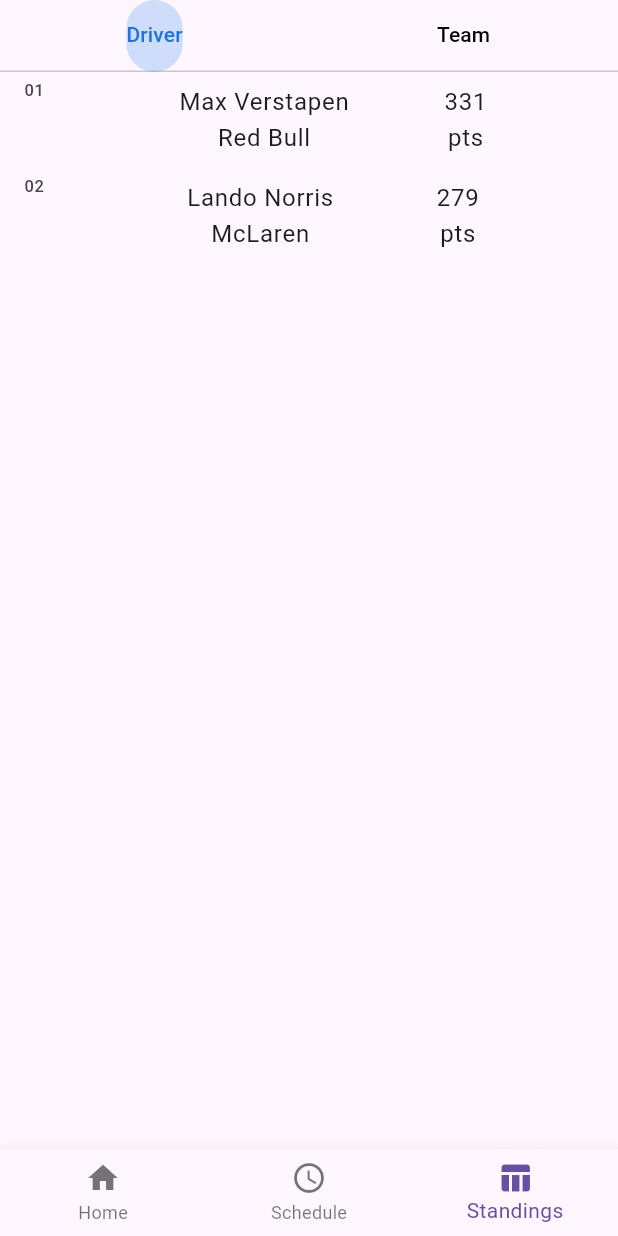
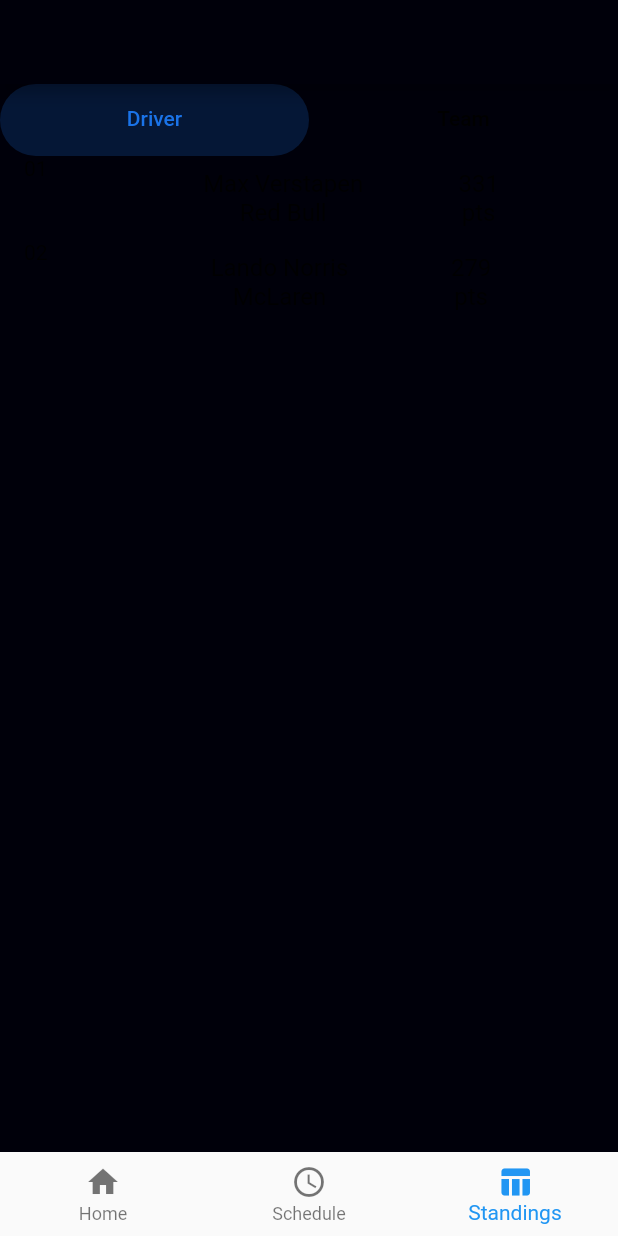
Before and after one commit to Rakshit-Attri/pit_stop, a Flutter app: the screen it shows after launch, item 3 of the bottom bar chosen, on a phone screen of 412 x 824 dp. Run offline on Flutter 3.47's test engine with Material 3 defaults, Android fonts, the phone set to English and light mode, and no system bars.

Commit message:
minor changes

```diff
--- a/lib/main.dart
+++ b/lib/main.dart
@@ -1,21 +1,33 @@
+
+
 import 'package:flutter/material.dart';
-import 'package:flutter_riverpod/flutter_riverpod.dart';
-//import 'package:google_fonts/google_fonts.dart';
 import 'package:pit_stop/screens/home.dart';
 
-void main() {
-  runApp(
-    const ProviderScope(
-      child: App(),
-    ),
-  );
+
+
+
+void main() async {
+  WidgetsFlutterBinding.ensureInitialized();
+  runApp(const MyApp());
 }
 
-class App extends StatelessWidget {
-  const App({super.key});
+class MyApp extends StatelessWidget {
+  const MyApp({super.key});
 
   @override
   Widget build(BuildContext context) {
-    return MaterialApp(home: Home());
+    return MaterialApp(
+          title: 'Pit_Stop',
+          debugShowCheckedModeBanner: false,
+          theme: ThemeData(
+            useMaterial3: false,
+            primarySwatch: Colors.blue,
+            visualDensity: VisualDensity.adaptivePlatformDensity,
+            scaffoldBackgroundColor:Colors.black.withBlue(10),
+          ),
+          // home: CallReceiveScreen()
+          home: Home() //SplashScreen1()
+
+    );
   }
 }
--- a/lib/screens/standings.dart
+++ b/lib/screens/standings.dart
@@ -36,10 +36,15 @@
   @override
   Widget build(BuildContext context) {
     if (drivers.isNotEmpty) {
-      return Center(
+      return Scaffold(
+        appBar: AppBar(
+          backgroundColor: Colors.black.withBlue(10),
+        ),
+        body: Center(
           child: Column(
             children: [
               TabBar(
+               splashFactory: NoSplash.splashFactory,
                 controller: _tabController,
                 tabs: _tabs,
                 unselectedLabelColor: Colors.black,
@@ -85,6 +90,7 @@
               ),
             ],
           ),
+        ),
       );
     }
 
```
Also changed, not shown: lib/screens/homescreen.dart (+44 -40 lines), lib/screens/schedule.dart (+6 -1 lines), lib/utilities.dart (added, +38 -0 lines), 7 other files. Lines whose indentation alone changed are shown as unchanged.
